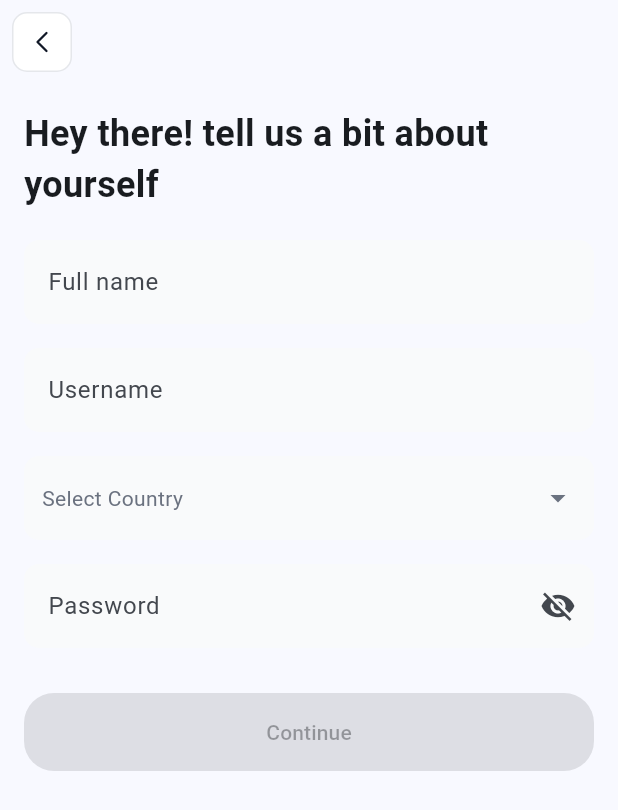
After one commit to dikascode/apex_smart_pay_test, a Flutter app: the ProfileSetupScreen screen opened directly, on a phone screen of 412 x 824 dp. The commit adds this screen. Shown: the top 810 px of the screen. Run offline on Flutter 3.47's test engine with Material 3 defaults, Android fonts, the phone set to English and light mode, and no system bars; our stand-ins replace flutter_svg; missing offline and left inert: country_list_pick.

Commit message:
profile screen set up done

```diff
--- /dev/null
+++ b/lib/screens/profile_setup_screen.dart
@@ -0,0 +1,190 @@
+import 'package:flutter/material.dart';
+import '../widgets/custom_back_button.dart';
+import 'package:country_list_pick/country_list_pick.dart';
+
+class ProfileSetupScreen extends StatefulWidget {
+  const ProfileSetupScreen({super.key});
+
+  @override
+  _ProfileSetupScreenState createState() => _ProfileSetupScreenState();
+}
+
+class _ProfileSetupScreenState extends State<ProfileSetupScreen> {
+  final TextEditingController fullNameController = TextEditingController();
+  final TextEditingController usernameController = TextEditingController();
+  final TextEditingController passwordController = TextEditingController();
+  String selectedCountry = 'Select Country';
+  bool isButtonActive = false;
+
+  void checkIfButtonShouldBeActive() {
+    setState(() {
+      if (fullNameController.text.isNotEmpty &&
+          usernameController.text.isNotEmpty &&
+          selectedCountry != 'Select Country' &&
+          passwordController.text.isNotEmpty) {
+        isButtonActive = true;
+      } else {
+        isButtonActive = false;
+      }
+    });
+  }
+
+  @override
+  void initState() {
+    super.initState();
+    fullNameController.addListener(checkIfButtonShouldBeActive);
+    usernameController.addListener(checkIfButtonShouldBeActive);
+    passwordController.addListener(checkIfButtonShouldBeActive);
+  }
+
+  @override
+  void dispose() {
+    fullNameController.dispose();
+    usernameController.dispose();
+    passwordController.dispose();
+    super.dispose();
+  }
+
+//return to this later to rework custom ux
+void _showCountryPicker() {
+  showDialog(
+    context: context,
+    builder: (BuildContext context) {
+      return Dialog(
+        shape: RoundedRectangleBorder(
+          borderRadius: BorderRadius.circular(20.0),
+        ),
+        child: SizedBox(
+           height: 50,
+          child: CountryListPick(
+            theme: CountryTheme(
+              isShowFlag: true,
+              isShowTitle: true,
+              isShowCode: false,
+              isDownIcon: true,
+              showEnglishName: true,
+            ),
+            onChanged: (CountryCode? code) {
+              setState(() {
+                selectedCountry = code?.name ?? 'Select Country';
+                checkIfButtonShouldBeActive();
+              });
+            },
+          ),
+        ),
+      );
+    },
+  );
+}
+
+  @override
+  Widget build(BuildContext context) {
+    return Scaffold(
+       appBar: AppBar(
+        leading: const CustomBackButton(),
+        elevation: 0,
+      ),
+      body: SingleChildScrollView(
+        padding: const EdgeInsets.all(16.0),
+        child: Column(
+          crossAxisAlignment: CrossAxisAlignment.start,
+          children: [
+            const Text(
+              'Hey there! tell us a bit about yourself',
+              style: TextStyle(fontSize: 24, fontWeight: FontWeight.bold),
+            ),
+            const SizedBox(height: 20),
+            TextField(
+              controller: fullNameController,
+              decoration: const InputDecoration(
+                labelText: 'Full name',
+                fillColor: Color(0xFFF9FAFB),
+                filled: true,
+                border: OutlineInputBorder(
+                  borderRadius: BorderRadius.all(Radius.circular(10)),
+                  borderSide: BorderSide.none,
+                ),
+              ),
+            ),
+            const SizedBox(height: 16),
+            TextField(
+              controller: usernameController,
+              decoration: const InputDecoration(
+                labelText: 'Username',
+                fillColor: Color(0xFFF9FAFB),
+                filled: true,
+                border: OutlineInputBorder(
+                  borderRadius: BorderRadius.all(Radius.circular(10)),
+                  borderSide: BorderSide.none,
+                ),
+              ),
+            ),
+            const SizedBox(height: 16),
+               GestureDetector(
+              onTap: () {
+                _showCountryPicker();
+              },
+              child: Container(
+                padding: const EdgeInsets.symmetric(horizontal: 12, vertical: 16),
+                decoration: BoxDecoration(
+                  color: const Color(0xFFF9FAFB),
+                  borderRadius: BorderRadius.circular(10),
+                ),
+                child: Row(
+                  children: [
+                    Expanded(
+                      child: Text(
+                        selectedCountry,
+                        style: const TextStyle(
+                          color: Color(0xFF6B7280),
+                        ),
+                      ),
+                    ),
+                    const Icon(
+                      Icons.arrow_drop_down,
+                      color: Color(0xFF6B7280),
+                    ),
+                  ],
+                ),
+              ),
+            ),
+            const SizedBox(height: 16),
+            TextField(
+              controller: passwordController,
+              obscureText: true,
+              decoration: const InputDecoration(
+                labelText: 'Password',
+                fillColor: Color(0xFFF9FAFB),
+                filled: true,
+                border: OutlineInputBorder(
+                  borderRadius: BorderRadius.all(Radius.circular(10)),
+                  borderSide: BorderSide.none,
+                ),
+                suffixIcon: Icon(Icons.visibility_off),
+              ),
+            ),
+            const SizedBox(height: 30),
+            ElevatedButton(
+              onPressed: isButtonActive
+                  ? () {
+                      // Handle profile setup logic
+                    }
+                  : null,
+              style: ElevatedButton.styleFrom(
+                backgroundColor:
+                    isButtonActive ? const Color(0xFF111827) : Colors.grey[400],
+                    foregroundColor: Colors.white,
+                minimumSize: const Size(double.infinity, 50),
+                shape: RoundedRectangleBorder(
+                  borderRadius: BorderRadius.circular(20),
+                ),
+                padding: const EdgeInsets.all(16),
+              ),
+              child: const Text('Continue'),
+            ),
+          ],
+        ),
+      ),
+    );
+  }
+}
--- a/pubspec.yaml
+++ b/pubspec.yaml
@@ -32,6 +32,7 @@ dependencies:
     sdk: flutter
   provider: ^6.0.1
   flutter_svg: ^0.22.0
+  country_list_pick: ^1.0.1+6
 
 
   # The following adds the Cupertino Icons font to your application.
```
Also changed, not shown: lib/screens/otp_verification.dart (+7 -2 lines), pubspec.lock.
